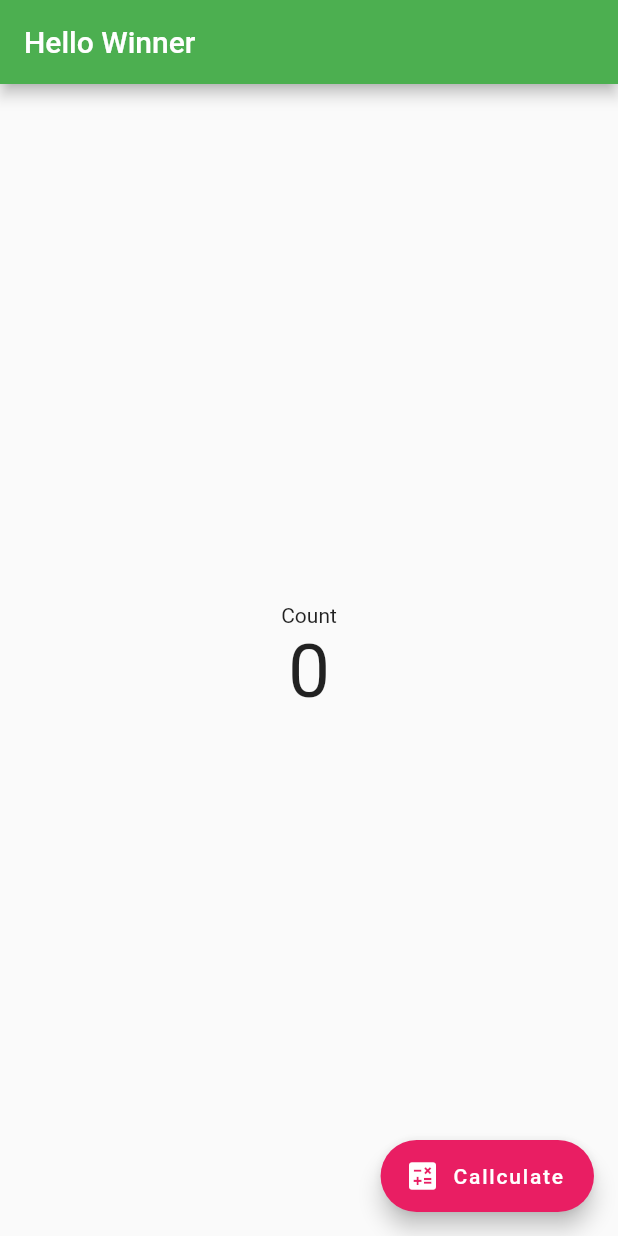
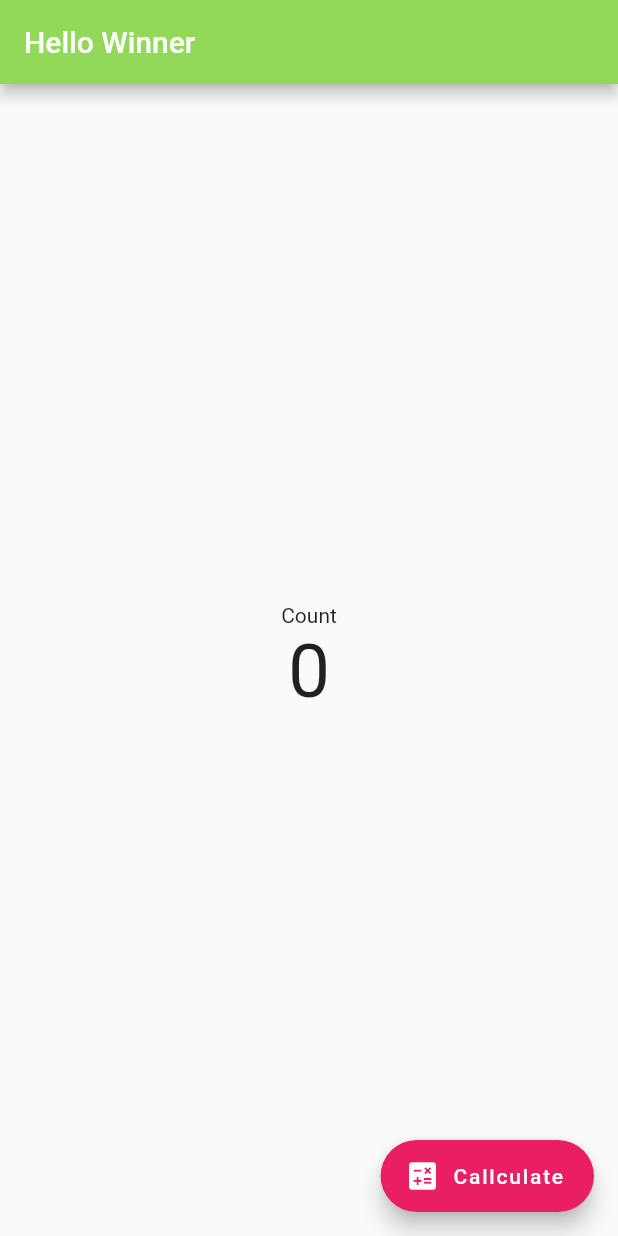
Before and after one commit to tomdevmoblie/CallcutateWinner, a Flutter app: the screen it shows after launch, on a phone screen of 412 x 824 dp. Run offline on Flutter 3.47's test engine with Material 2 defaults, Android fonts, the phone set to English and light mode, and no system bars.

Commit message:
no message

```diff
--- a/lib/main.dart
+++ b/lib/main.dart
@@ -16,7 +16,6 @@ class Index extends StatelessWidget {
     return MaterialApp(
       title: "Callculate Winner",
       home: Home(),
-      theme: ThemeData(primarySwatch: Colors.green),
     );
   }
 }
@@ -34,6 +33,7 @@ class _HomeState extends State<Home> {
   Widget build(BuildContext context) {
     return Scaffold(
       appBar: AppBar(
+        backgroundColor: Color(0xFF92D95A),
         title: Text("Hello Winner"),
       ),
       body: Center(
```
Also changed, not shown: lib/flexttest.dart (+7 -7 lines).
